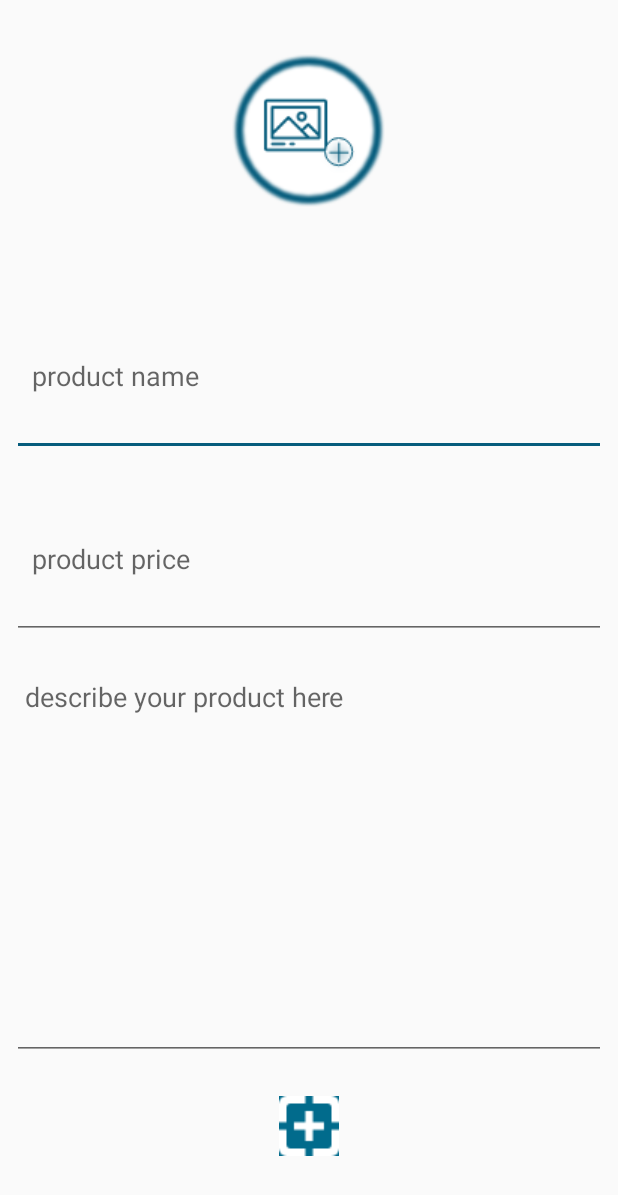
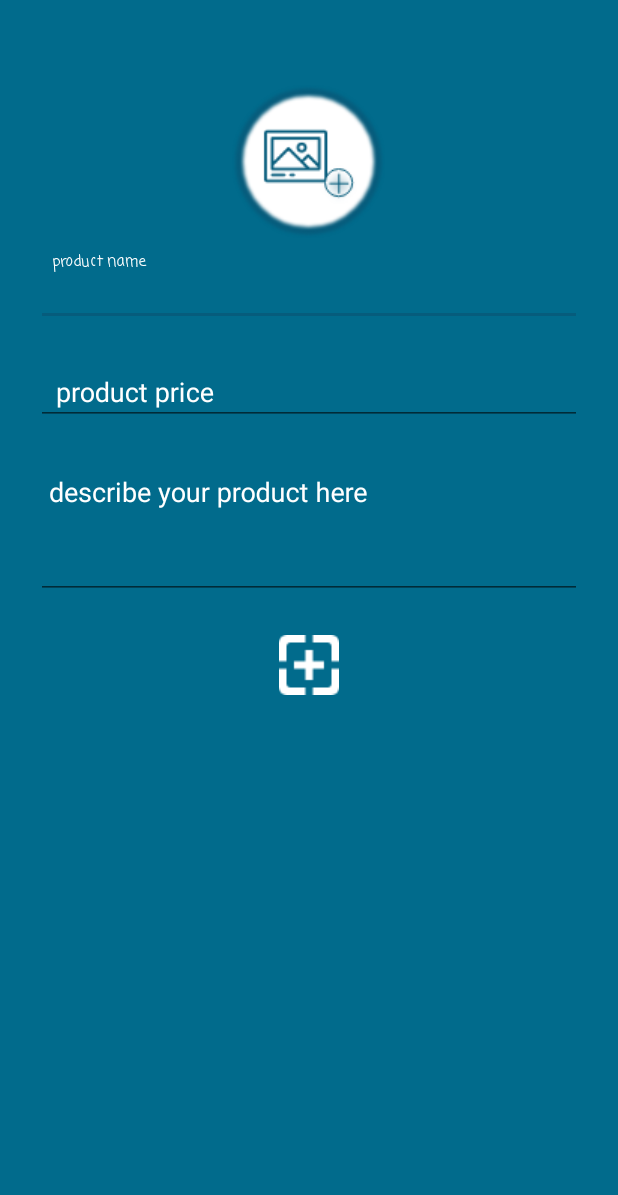
Before and after one commit to Mohammedkhaled95/MarketPlace, an Android app: the HomeActivity screen opened directly, with no data from a screen before it, after a tap on "add_new_item", on a phone screen of 412 x 824 dp. Shown: the top 1195 px of the screen. Run offline under Robolectric (Android 15) with nearby library versions, the phone set to English and light mode, and no system bars; our stand-ins replace Firebase (no records; nobody signed in at launch, a user with empty details on screens opened directly), Picasso; 1 statement that could not run was skipped.

Commit message:
display item

```diff
--- a/app/src/main/java/com/example/khaled/shopz/HomeActivity.java
+++ b/app/src/main/java/com/example/khaled/shopz/HomeActivity.java
@@ -13,6 +13,7 @@ import android.support.v7.view.menu.MenuView;
 import android.support.v7.widget.LinearLayoutManager;
 import android.support.v7.widget.RecyclerView;
 import android.util.Log;
+import android.view.LayoutInflater;
 import android.view.View;
 import android.support.design.widget.NavigationView;
 import android.support.v4.view.GravityCompat;
@@ -39,8 +40,15 @@ import com.google.firebase.database.DataSnapshot;
 import com.google.firebase.database.DatabaseError;
 import com.google.firebase.database.DatabaseReference;
 import com.google.firebase.database.FirebaseDatabase;
+import com.google.firebase.database.Query;
 import com.google.firebase.database.ValueEventListener;
 import com.squareup.picasso.Picasso;
+
+import java.util.ArrayList;
+import java.util.HashMap;
+import java.util.Iterator;
+import java.util.List;
+import java.util.Map;
 
 public class HomeActivity extends AppCompatActivity  implements NavigationView.OnNavigationItemSelectedListener {
 
@@ -53,7 +61,10 @@ public class HomeActivity extends AppCompatActivity  implements NavigationView.O
     FirebaseUser currentUser;
 
 
-    Item clickItem;
+    int clickedPosition;
+    List<Item> items;
+    Item value;
+    String itemDeletID;
 
     String name;
     String phone;
@@ -131,6 +142,7 @@ public class HomeActivity extends AppCompatActivity  implements NavigationView.O
         navEmail = (TextView) navheader.findViewById(R.id.nav_email);
 
 
+
         //intailize firebase
         mAuth = FirebaseAuth.getInstance();
         currentUser = mAuth.getCurrentUser();
@@ -150,6 +162,34 @@ public class HomeActivity extends AppCompatActivity  implements NavigationView.O
         itemRecyclerView.setHasFixedSize(true);
         layoutManager = new LinearLayoutManager(this);
         itemRecyclerView.setLayoutManager(layoutManager);
+
+       items = new ArrayList<Item>();
+
+       mItemsReference.addValueEventListener(new ValueEventListener() {
+           @Override
+           public void onDataChange(DataSnapshot dataSnapshot) {
+
+
+            for (DataSnapshot postSnapshot: dataSnapshot.getChildren()) {
+            Item value = postSnapshot.getValue(Item.class);
+                   Log.e("Get Data", value.getDescription());
+                   items.add(value);
+
+
+               }
+
+
+           }
+
+           @Override
+           public void onCancelled(DatabaseError databaseError) {
+
+           }
+
+
+
+       });
+
 
         //load menu of items
         loadmenu();
@@ -185,17 +225,22 @@ public class HomeActivity extends AppCompatActivity  implements NavigationView.O
             @Override
             public void onClick(View view) {
                 //yes delete
+
+               // mItemsReference.child(itemDeletID).child("description").removeValue();
+
             }
         });
         noDeleteBtn.setOnClickListener(new View.OnClickListener() {
             @Override
             public void onClick(View view) {
                 //no delete
+                deleteItemDialoge.dismiss();
             }
         });
     }
 
     private void makeChoice() {
+
         //choice action
         makeChoiceBuilder = new Dialog(HomeActivity.this);
         makeChoiceBuilder.setContentView(R.layout.make_choice_builder);
@@ -209,7 +254,7 @@ public class HomeActivity extends AppCompatActivity  implements NavigationView.O
             @Override
             public void onClick(View view) {
                 //display item
-                Toast.makeText(HomeActivity.this, "display item", Toast.LENGTH_SHORT).show();
+                displayItem();
             }
         });
 
@@ -219,6 +264,7 @@ public class HomeActivity extends AppCompatActivity  implements NavigationView.O
             public void onClick(View view) {
                 //edit item
                 Toast.makeText(HomeActivity.this, "edit item", Toast.LENGTH_SHORT).show();
+
 
             }
         });
@@ -235,7 +281,24 @@ public class HomeActivity extends AppCompatActivity  implements NavigationView.O
 
 
     }
+    private void displayItem() {
 
+        Log.e(TAG, "items sizeeeeeeee: "+items.size() );
+        Log.e(TAG, "items content: "+items.get(clickedPosition).getDescription() );
+
+
+        Intent i = new Intent( HomeActivity.this,AddNewItemActivity.class);
+
+        i.putExtra("display", "1");
+        Log.e(TAG, "clicked .............. : "+clickedPosition);
+        i.putExtra("image",items.get(clickedPosition).getImage());
+        i.putExtra("name",items.get(clickedPosition).getName());
+        i.putExtra("price",items.get(clickedPosition).getPrice());
+        i.putExtra("description",items.get(clickedPosition).getDescription());
+        makeChoiceBuilder.dismiss();
+        startActivity(i);
+
+    }
     private void loadNavigation() {
 
         mSuperMarketReference.child("image").addListenerForSingleValueEvent(new ValueEventListener() {
@@ -326,37 +389,54 @@ public class HomeActivity extends AppCompatActivity  implements NavigationView.O
                         R.layout.items_list_item,
                         ItemViewHolder.class,
                         mItemsReference) {
+            @Override
+            public ItemViewHolder onCreateViewHolder(ViewGroup parent, int viewType) {
+                View view = LayoutInflater.from(parent.getContext())
+                        .inflate(R.layout.items_list_item, parent, false);
+
+
+                ItemViewHolder itemViewHolder = super.onCreateViewHolder(parent,viewType);
+                itemViewHolder.setItemclickListener(new ItemClickListener() {
+                    @Override
+                    public void onCLick(View view, int position, boolean isLongClick) {
+                        //click item
+
+
+                    }
+                });
+
+
+                return new ItemViewHolder(view);
+
+            }
 
             @Override
-            protected void populateViewHolder(ItemViewHolder viewHolder, Item model, int position) {
+            protected void populateViewHolder(ItemViewHolder viewHolder, final Item model, int position) {
 
                 viewHolder.itemName.setText(model.getName());
-                viewHolder.itemPrice.setText("Price : " + model.getPrice() + " $");
+                viewHolder.itemPrice.setText("Price : " + model.getPrice() + " EGP");
                 viewHolder.itemDescription.setText(model.getDescription());
-
-                Log.e(TAG, "populateViewHolder: menu  :" + model.toString());
-
 
                 if (!model.getImage().isEmpty()) {
                     Picasso.with(getBaseContext()).load(model.getImage())
                             .into(viewHolder.itemImage);
                 } else {
-                    Picasso.with(getBaseContext())
-                            .load(R.drawable.plusbutton)
-                            .into(viewHolder.itemImage);
+                   // viewHolder.itemImage.setImageDrawable(getResources().getDrawable(R.drawable.logo_white));
+
                 }
-
-                Log.e(TAG, "populateViewHolder: imaaaaage " + model.getImage());
-
-                clickItem = model;
-
 
                 viewHolder.setItemclickListener(new ItemClickListener() {
 
 
                     @Override
                     public void onCLick(View view, int position, boolean isLongClick) {
+                        //المكان اهو
+                        //here you get the clicked position
+                        Log.e(TAG, "onCLick: "+model.toString() );
 
+
+
+                        clickedPosition = position;
                         makeChoiceBuilder.show();
                     }
                 });
--- a/app/src/main/java/com/example/khaled/shopz/ViewHolder/ItemViewHolder.java
+++ b/app/src/main/java/com/example/khaled/shopz/ViewHolder/ItemViewHolder.java
@@ -37,6 +37,7 @@ public class ItemViewHolder  extends RecyclerView.ViewHolder implements View.OnC
             @Override
             public void onClick(View view) {
                 itemClickListener.onCLick(view , getAdapterPosition(),false);
+
             }
         });
 
--- a/app/src/main/res/layout/activity_add_new_item.xml
+++ b/app/src/main/res/layout/activity_add_new_item.xml
@@ -1,22 +1,20 @@
 <?xml version="1.0" encoding="utf-8"?>
+<ScrollView android:layout_width="match_parent"
+    android:layout_height="match_parent"
+    android:background="@color/colorMain"
+    xmlns:android="http://schemas.android.com/apk/res/android">
+
     <LinearLayout xmlns:android="http://schemas.android.com/apk/res/android"
         xmlns:app="http://schemas.android.com/apk/res-auto"
         xmlns:tools="http://schemas.android.com/tools"
         android:layout_width="match_parent"
-    android:layout_height="match_parent"
+        android:layout_height="wrap_content"
         android:orientation="vertical"
-    android:weightSum="10"
-    tools:context="com.example.khaled.shopz.AddNewItemActivity">
+        android:paddingLeft="24dp"
+        android:paddingRight="24dp"
+        android:paddingTop="56dp"
+        >
 
-
-    <RelativeLayout
-        android:id="@+id/image_layout"
-    android:layout_width="match_parent"
-    android:layout_height="0dp"
-    android:layout_weight="2"
-    android:layout_margin="8dp"
-
-    >
 
 
         <ImageView
@@ -25,50 +23,79 @@
             android:layout_height="wrap_content"
             android:src="@drawable/selsect_icon"
             android:layout_centerInParent="true"
+            android:layout_gravity="center_horizontal"
             />
 
-</RelativeLayout>
 
-    <LinearLayout
-        android:id="@+id/product_fields"
+        <android.support.design.widget.TextInputLayout
             android:layout_width="match_parent"
-        android:layout_height="0dp"
-        android:layout_weight="8"
-        android:layout_marginTop="16dp"
-        android:orientation="vertical"
-        android:weightSum="10"
+            android:layout_height="50dp"
+            android:layout_marginBottom="8dp"
+            android:layout_marginTop="8dp"
+            app:hintTextAppearance="@color/colorWhite"
+            android:textColorHint="@color/colorWhite"
             >
             <EditText
                 android:id="@+id/product_name"
                 android:layout_width="match_parent"
-            android:layout_height="0dp"
-            android:layout_weight="2"
-            android:layout_margin="8dp"
+                android:layout_height="match_parent"
                 android:hint="  product name"
+                android:textColor="@color/colorWhite"
+                android:drawablePadding="8dp"
+                android:fontFamily="casual"
+                android:singleLine="true"
+
+
+
                 />
+        </android.support.design.widget.TextInputLayout>
 
+
+
+        <!-- Email Label -->
+        <android.support.design.widget.TextInputLayout
+            android:layout_width="match_parent"
+            android:layout_height="50dp"
+            android:layout_marginBottom="8dp"
+            android:layout_marginTop="8dp"
+            app:hintTextAppearance="@color/colorWhite"
+            android:textColorHint="@color/colorWhite"
+            >
             <EditText
                 android:id="@+id/product_price"
                 android:layout_width="match_parent"
-            android:layout_height="0dp"
-            android:layout_weight="2"
-            android:layout_margin="8dp"
+                android:layout_height="match_parent"
                 android:hint="  product price"
+                android:singleLine="true"
+                android:textColor="@color/colorWhite"
+
                 />
+
+        </android.support.design.widget.TextInputLayout>
+
+
+        <!-- Email Label -->
+        <android.support.design.widget.TextInputLayout
+            android:layout_width="match_parent"
+            android:layout_height="100dp"
+            android:layout_marginBottom="8dp"
+            android:layout_marginTop="8dp"
+            app:hintTextAppearance="@color/colorWhite"
+            android:textColorHint="@color/colorWhite"
+            >
+
             <EditText
                 android:id="@+id/product_describtion"
                 android:layout_width="match_parent"
-            android:layout_height="0dp"
-            android:layout_weight="5"
-            android:layout_margin="8dp"
+                android:layout_height="match_parent"
                 android:hint=" describe your product here "
+                android:gravity="start"
                 android:inputType="textMultiLine"
-            android:gravity="start"
-            android:minLines="2"
-            android:lines="5"
-            android:maxLines="8"
+                android:textColor="@color/colorWhite"
                 android:scrollbars="vertical"
                 />
+        </android.support.design.widget.TextInputLayout>
+
             <ImageButton
                 android:id="@+id/add_product_btn"
                 android:layout_width="wrap_content"
@@ -81,4 +108,5 @@
 
         </LinearLayout>
 
-</LinearLayout>
+
+</ScrollView>
--- a/app/src/main/res/layout/items_list_item.xml
+++ b/app/src/main/res/layout/items_list_item.xml
@@ -31,7 +31,8 @@
                 android:layout_width="match_parent"
                 android:layout_margin="8dp"
                 android:layout_height="80dp"
-                android:background="@color/colorMain" />
+                android:background="@color/colorMain"
+                android:src="@drawable/logo_white" />
 
         </LinearLayout>
 
@@ -72,7 +73,7 @@
                     android:layout_height="match_parent"
                     android:background="#FFFFFF"
                     android:text="price"
-                    android:textSize="20sp"
+                    android:textSize="16sp"
                     android:textStyle="bold"
                     android:layout_alignParentRight="true"
                     android:layout_marginRight="8dp"
```
Also changed, not shown: app/src/main/java/com/example/khaled/shopz/AddNewItemActivity.java (+60 -0 lines), app/src/main/java/com/example/khaled/shopz/Model/Item.java (+9 -7 lines). Lines whose indentation alone changed are shown as unchanged.
